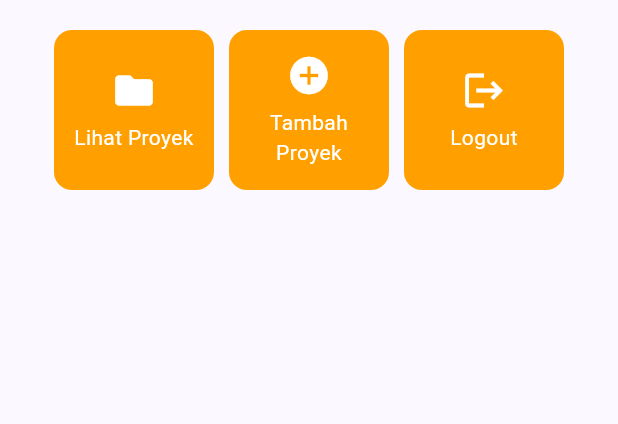
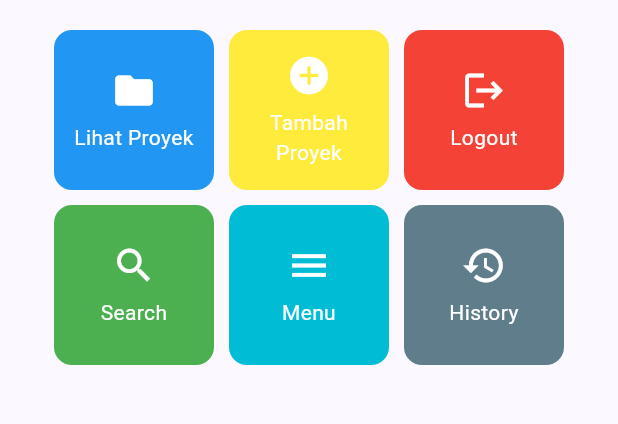
Before and after one commit to ervhinoaryoseto-del/myportofolio_mobile, a Flutter app: the screen it shows after launch, on a phone screen of 412 x 824 dp, the part 357-781 px from its top. Run offline on Flutter 3.47's test engine with Material 3 defaults, Android fonts, the phone set to English and light mode, and no system bars.

Commit message:
feat: implementing different backgrounds for each action button

```diff
--- a/lib/menu.dart
+++ b/lib/menu.dart
@@ -9,9 +9,12 @@ class MyHomePage extends StatelessWidget {
 
 
   final List<ItemHomepage> items = [
-    ItemHomepage("Lihat Proyek", Icons.folder),
-    ItemHomepage("Tambah Proyek", Icons.add_circle),
-    ItemHomepage("Logout", Icons.logout),
+    ItemHomepage("Lihat Proyek", Icons.folder, Colors.blue),
+    ItemHomepage("Tambah Proyek", Icons.add_circle, Colors.yellow),
+    ItemHomepage("Logout", Icons.logout, Colors.red),
+    ItemHomepage("Search", Icons.search, Colors.green),
+    ItemHomepage("Menu", Icons.menu, Colors.cyan),
+    ItemHomepage("History", Icons.history, Colors.blueGrey),
   ];
 
   @override
@@ -120,8 +123,9 @@ class InfoCard extends StatelessWidget {
 class ItemHomepage {
   final String name;
   final IconData icon;
+  final Color color;
 
-  ItemHomepage(this.name, this.icon);
+  ItemHomepage(this.name, this.icon, this.color);
 }
 
 class ItemCard extends StatelessWidget {
@@ -133,7 +137,7 @@ class ItemCard extends StatelessWidget {
   Widget build(BuildContext context) {
     return Material(
       // Menggunakan warna sekunder dari skema tema aplikasi.
-      color: Theme.of(context).colorScheme.secondary,
+      color: item.color,
       borderRadius: BorderRadius.circular(12),
       child: InkWell(
         // Aksi ketika kartu ditekan oleh pengguna.
```
